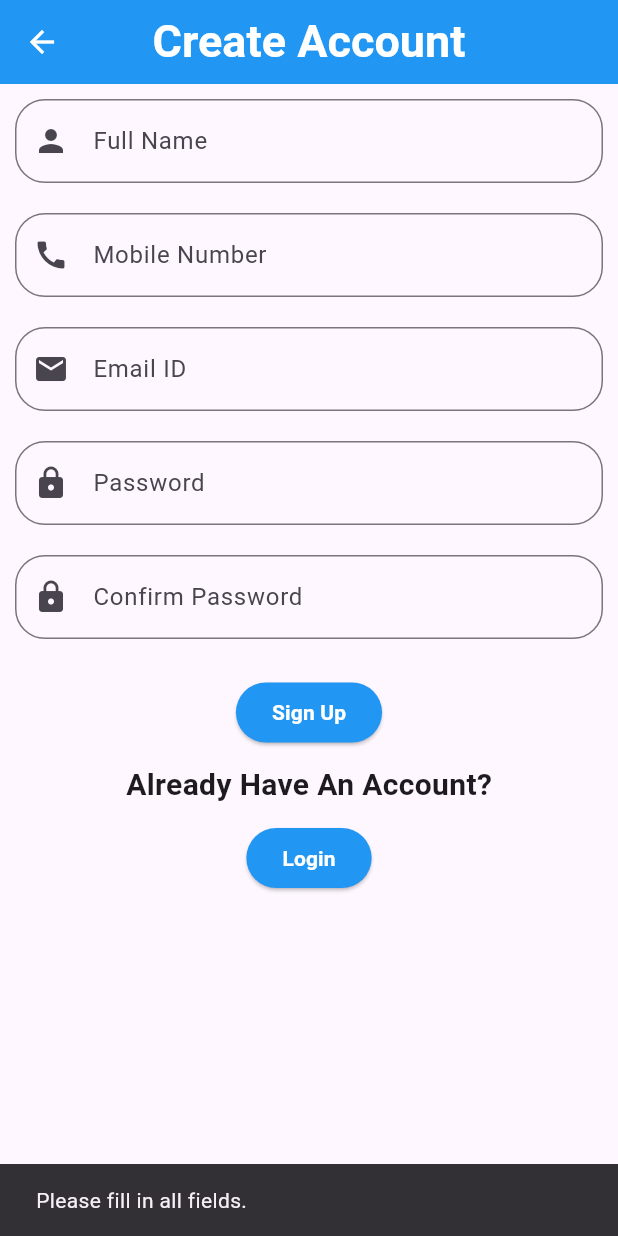
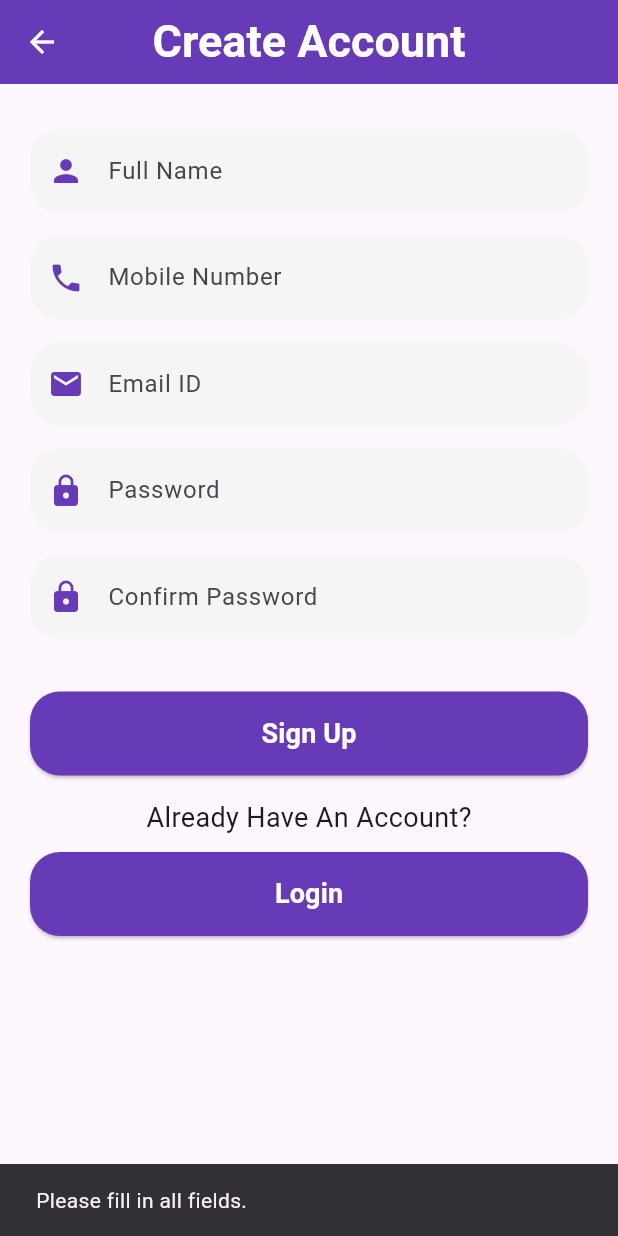
Before and after one commit to bipin24746/Mobile_Store, a Flutter app: the Registerpage screen opened directly, after a tap on "Sign Up", on a phone screen of 412 x 824 dp. Run offline on Flutter 3.47's test engine with Material 3 defaults, Android fonts, the phone set to English and light mode, and no system bars; our stand-ins replace cloud_firestore, firebase_auth, firebase_core, firebase_storage, image_picker; accounts and stored records are empty.

Commit message:
Update registerpage.dart

```diff
--- a/lib/Login Details/registerpage.dart
+++ b/lib/Login Details/registerpage.dart
@@ -1,5 +1,5 @@
 import 'package:firebase_auth/firebase_auth.dart';
-import 'package:cloud_firestore/cloud_firestore.dart'; // Import Firestore
+import 'package:cloud_firestore/cloud_firestore.dart';
 import 'package:flutter/material.dart';
 import 'package:mobile_vault/Login%20Details/loginpage.dart';
 
@@ -27,7 +27,6 @@ class _RegisterpageState extends State<Registerpage> {
     String password = newPassword.text.trim();
     String confirmpassword = confirmPassword.text.trim();
 
-    // Validate fields
     if (name.isEmpty ||
         mobile.isEmpty ||
         email.isEmpty ||
@@ -45,15 +44,12 @@ class _RegisterpageState extends State<Registerpage> {
     try {
       UserCredential userCredential = await auth.createUserWithEmailAndPassword(
           email: email, password: password);
-
-      // Save user role in Firestore
-      String role = "user"; // Default role
+      String role = "user";
       QuerySnapshot users =
           await FirebaseFirestore.instance.collection('users').get();
 
-      // Check if this is the first user
       if (users.docs.isEmpty) {
-        role = "admin"; // Assign admin role to the first user
+        role = "admin";
       }
 
       await FirebaseFirestore.instance
@@ -62,8 +58,8 @@ class _RegisterpageState extends State<Registerpage> {
           .set({
         'name': name,
         'email': email,
-        'mobile': mobile, // Save mobile number
-        'role': role, // Save role
+        'mobile': mobile,
+        'role': role,
       });
 
       showMessage(
@@ -71,7 +67,6 @@ class _RegisterpageState extends State<Registerpage> {
       Navigator.pushReplacement(
           context, MaterialPageRoute(builder: (context) => Loginpage()));
     } on FirebaseAuthException catch (e) {
-      // Handle Firebase authentication exceptions
       if (e.code == 'weak-password') {
         showMessage('The password provided is too weak.');
       } else if (e.code == 'email-already-in-use') {
@@ -95,108 +90,108 @@ class _RegisterpageState extends State<Registerpage> {
       appBar: AppBar(
         iconTheme: const IconThemeData(color: Colors.white),
         centerTitle: true,
-        title: const Text("Create Account",
+        title: const Text(
+          "Create Account",
           style: TextStyle(
             color: Colors.white,
             fontSize: 30,
-                fontWeight: FontWeight.bold)),
-        backgroundColor: Colors.blue,
+            fontWeight: FontWeight.bold,
+          ),
+        ),
+        backgroundColor: Colors.deepPurple,
       ),
       body: SingleChildScrollView(
         child: Form(
           key: registerKey,
+          child: Padding(
+            padding: const EdgeInsets.symmetric(horizontal: 20.0, vertical: 10),
             child: Column(
+              crossAxisAlignment: CrossAxisAlignment.stretch,
               children: [
-              Padding(
-                padding: const EdgeInsets.all(10.0),
-                child: TextField(
-                  controller: userName,
-                  decoration: InputDecoration(
-                    border: OutlineInputBorder(
-                        borderRadius: BorderRadius.circular(20)),
-                    hintText: "Full Name",
-                    prefixIcon: const Icon(Icons.person),
-                  ),
-                ),
-              ),
-              Padding(
-                padding: const EdgeInsets.all(10.0),
-                child: TextField(
-                  controller: mobileNum,
-                  decoration: InputDecoration(
-                    border: OutlineInputBorder(
-                        borderRadius: BorderRadius.circular(20)),
-                    hintText: "Mobile Number",
-                    prefixIcon: const Icon(Icons.call),
-                  ),
-                  keyboardType: TextInputType.phone, // Changed to phone type
-                ),
-              ),
-              Padding(
-                padding: const EdgeInsets.all(10.0),
-                child: TextField(
-                  controller: emailAddress,
-                  decoration: InputDecoration(
-                    border: OutlineInputBorder(
-                        borderRadius: BorderRadius.circular(20)),
-                    hintText: "Email ID",
-                    prefixIcon: const Icon(Icons.email),
-                  ),
-                  keyboardType: TextInputType.emailAddress, // Added email type
-                ),
-              ),
-              Padding(
-                padding: const EdgeInsets.all(10.0),
-                child: TextField(
-                  controller: newPassword,
-                  obscureText: true,
-                  decoration: InputDecoration(
-                    border: OutlineInputBorder(
-                        borderRadius: BorderRadius.circular(20)),
-                    hintText: "Password",
-                    prefixIcon: const Icon(Icons.lock),
-                  ),
-                ),
-              ),
-              Padding(
-                padding: const EdgeInsets.all(10.0),
-                child: TextField(
-                  controller: confirmPassword,
-                  obscureText: true,
-                  decoration: InputDecoration(
-                    border: OutlineInputBorder(
-                        borderRadius: BorderRadius.circular(20)),
-                    hintText: "Confirm Password",
-                    prefixIcon: const Icon(Icons.lock),
-                  ),
-                ),
-              ),
+                SizedBox(height: 20),
+                buildTextField(userName, "Full Name", Icons.person),
+                buildTextField(mobileNum, "Mobile Number", Icons.phone,
+                    TextInputType.phone),
+                buildTextField(emailAddress, "Email ID", Icons.email,
+                    TextInputType.emailAddress),
+                buildPasswordField(newPassword, "Password"),
+                buildPasswordField(confirmPassword, "Confirm Password"),
+                const SizedBox(height: 20),
+                buildButton("Sign Up", registerUser),
                 const SizedBox(height: 15),
-              ElevatedButton(
-                onPressed: registerUser,
-                style: ElevatedButton.styleFrom(backgroundColor: Colors.blue),
-                child: const Text("Sign Up",
-                    style: TextStyle(
-                        color: Colors.white, fontWeight: FontWeight.bold)),
-              ),
+                const Center(
+                    child: Text("Already Have An Account?",
+                        style: TextStyle(fontSize: 18))),
                 const SizedBox(height: 10),
-              const Text("Already Have An Account?",
-                  style: TextStyle(fontSize: 20, fontWeight: FontWeight.bold)),
-              const SizedBox(height: 10),
-              ElevatedButton(
-                onPressed: () {
+                buildButton("Login", () {
                   Navigator.push(context,
                       MaterialPageRoute(builder: (context) => Loginpage()));
-                },
-                style: ElevatedButton.styleFrom(backgroundColor: Colors.blue),
-                child: const Text("Login",
-                    style: TextStyle(
-                        color: Colors.white, fontWeight: FontWeight.bold)),
+                }),
+              ],
             ),
-            ],
           ),
         ),
       ),
     );
   }
+
+  Widget buildTextField(
+      TextEditingController controller, String hintText, IconData icon,
+      [TextInputType keyboardType = TextInputType.text]) {
+    return Padding(
+      padding: const EdgeInsets.only(bottom: 15),
+      child: TextField(
+        controller: controller,
+        decoration: InputDecoration(
+          filled: true,
+          fillColor: Colors.grey[100],
+          border: OutlineInputBorder(
+            borderRadius: BorderRadius.circular(20),
+            borderSide: BorderSide.none,
+          ),
+          hintText: hintText,
+          prefixIcon: Icon(icon, color: Colors.deepPurple),
+        ),
+        keyboardType: keyboardType,
+      ),
+    );
   }
+
+  Widget buildPasswordField(TextEditingController controller, String hintText) {
+    return Padding(
+      padding: const EdgeInsets.only(bottom: 15),
+      child: TextField(
+        controller: controller,
+        obscureText: true,
+        decoration: InputDecoration(
+          filled: true,
+          fillColor: Colors.grey[100],
+          border: OutlineInputBorder(
+            borderRadius: BorderRadius.circular(20),
+            borderSide: BorderSide.none,
+          ),
+          hintText: hintText,
+          prefixIcon: const Icon(Icons.lock, color: Colors.deepPurple),
+        ),
+      ),
+    );
+  }
+
+  Widget buildButton(String text, VoidCallback onPressed) {
+    return ElevatedButton(
+      onPressed: onPressed,
+      style: ElevatedButton.styleFrom(
+        backgroundColor: Colors.deepPurple,
+        shape: RoundedRectangleBorder(
+          borderRadius: BorderRadius.circular(20),
+        ),
+        padding: const EdgeInsets.symmetric(vertical: 15),
+      ),
+      child: Text(
+        text,
+        style: const TextStyle(
+            color: Colors.white, fontSize: 18, fontWeight: FontWeight.bold),
+      ),
+    );
+  }
+}
```
Lines whose indentation alone changed are shown as unchanged.
